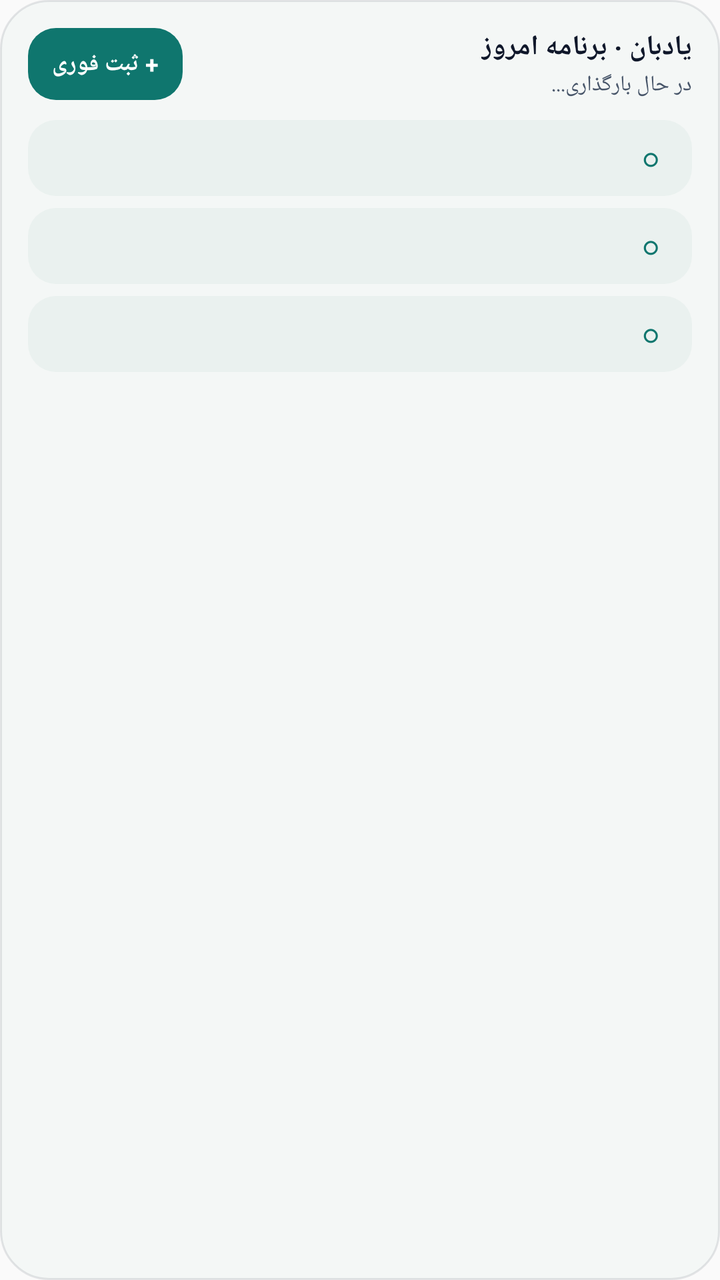
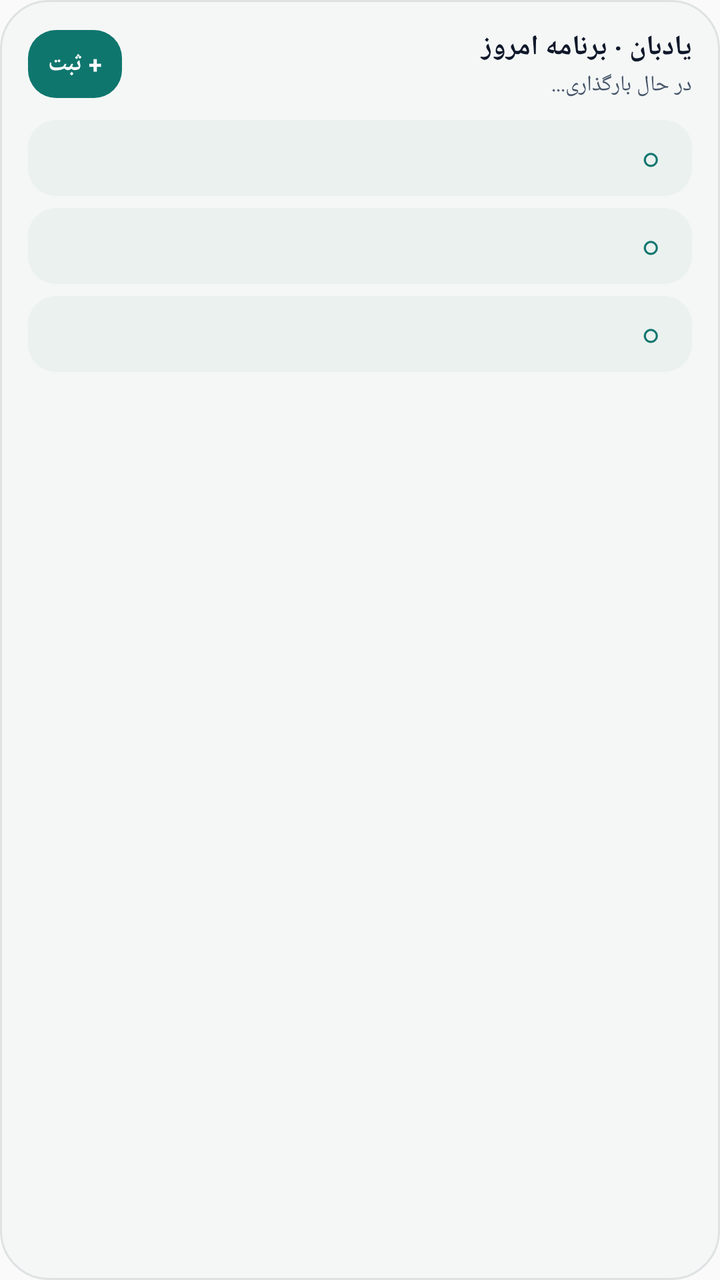

An Android layout rendered at two revisions. The XML below is the earlier revision; the diff shows what the commit changed to produce the second picture.
<!-- AndroidManifest.xml: application theme AppTheme -->
<!-- res/layout/widget_today.xml -->
<?xml version="1.0" encoding="utf-8"?>
<LinearLayout xmlns:android="http://schemas.android.com/apk/res/android"
    android:id="@+id/widget_today_root"
    android:layout_width="match_parent"
    android:layout_height="match_parent"
    android:background="@drawable/widget_bg_tonal"
    android:layoutDirection="rtl"
    android:orientation="vertical"
    android:padding="14dp">

    <LinearLayout
        android:layout_width="match_parent"
        android:layout_height="wrap_content"
        android:gravity="center_vertical"
        android:orientation="horizontal">

        <LinearLayout
            android:layout_width="0dp"
            android:layout_height="wrap_content"
            android:layout_weight="1"
            android:orientation="vertical">

            <TextView
                android:id="@+id/widget_today_title"
                android:layout_width="wrap_content"
                android:layout_height="wrap_content"
                android:text="یادبان · برنامه امروز"
                android:textColor="#0F172A"
                android:textSize="14sp"
                android:textStyle="bold" />

            <TextView
                android:id="@+id/widget_today_subtitle"
                android:layout_width="wrap_content"
                android:layout_height="wrap_content"
                android:layout_marginTop="2dp"
                android:ellipsize="end"
                android:maxLines="1"
                android:text="در حال بارگذاری..."
                android:textColor="#475569"
                android:textSize="11sp" />
        </LinearLayout>

        <TextView
            android:id="@+id/widget_today_add_btn"
            android:layout_width="wrap_content"
            android:layout_height="36dp"
            android:background="@drawable/widget_btn_accent"
            android:gravity="center"
            android:paddingLeft="12dp"
            android:paddingRight="12dp"
            android:text="+ ثبت فوری"
            android:textColor="#FFFFFF"
            android:textSize="12sp"
            android:textStyle="bold" />
    </LinearLayout>

    <LinearLayout
        android:id="@+id/widget_task_1"
        android:layout_width="match_parent"
        android:layout_height="wrap_content"
        android:layout_marginTop="10dp"
        android:background="@drawable/widget_row_bg"
        android:gravity="center_vertical"
        android:minHeight="38dp"
        android:orientation="horizontal"
        android:paddingLeft="10dp"
        android:paddingRight="10dp">

        <TextView
            android:id="@+id/widget_task_1_check"
            android:layout_width="22dp"
            android:layout_height="22dp"
            android:gravity="center"
            android:text="○"
            android:textColor="#0F766E"
            android:textSize="15sp"
            android:textStyle="bold" />

        <TextView
            android:id="@+id/widget_task_1_text"
            android:layout_width="0dp"
            android:layout_height="wrap_content"
            android:layout_marginStart="8dp"
            android:layout_weight="1"
            android:ellipsize="end"
            android:maxLines="1"
            android:textColor="#0F172A"
            android:textSize="12sp" />
    </LinearLayout>

    <LinearLayout
        android:id="@+id/widget_task_2"
        android:layout_width="match_parent"
        android:layout_height="wrap_content"
        android:layout_marginTop="6dp"
        android:background="@drawable/widget_row_bg"
        android:gravity="center_vertical"
        android:minHeight="38dp"
        android:orientation="horizontal"
        android:paddingLeft="10dp"
        android:paddingRight="10dp">

        <TextView
            android:id="@+id/widget_task_2_check"
            android:layout_width="22dp"
            android:layout_height="22dp"
            android:gravity="center"
            android:text="○"
            android:textColor="#0F766E"
            android:textSize="15sp"
            android:textStyle="bold" />

        <TextView
            android:id="@+id/widget_task_2_text"
            android:layout_width="0dp"
            android:layout_height="wrap_content"
            android:layout_marginStart="8dp"
            android:layout_weight="1"
            android:ellipsize="end"
            android:maxLines="1"
            android:textColor="#0F172A"
            android:textSize="12sp" />
    </LinearLayout>

    <LinearLayout
        android:id="@+id/widget_task_3"
        android:layout_width="match_parent"
        android:layout_height="wrap_content"
        android:layout_marginTop="6dp"
        android:background="@drawable/widget_row_bg"
        android:gravity="center_vertical"
        android:minHeight="38dp"
        android:orientation="horizontal"
        android:paddingLeft="10dp"
        android:paddingRight="10dp">

        <TextView
            android:id="@+id/widget_task_3_check"
            android:layout_width="22dp"
            android:layout_height="22dp"
            android:gravity="center"
            android:text="○"
            android:textColor="#0F766E"
            android:textSize="15sp"
            android:textStyle="bold" />

        <TextView
            android:id="@+id/widget_task_3_text"
            android:layout_width="0dp"
            android:layout_height="wrap_content"
            android:layout_marginStart="8dp"
            android:layout_weight="1"
            android:ellipsize="end"
            android:maxLines="1"
            android:textColor="#0F172A"
            android:textSize="12sp" />
    </LinearLayout>

    <TextView
        android:id="@+id/widget_today_empty"
        android:layout_width="match_parent"
        android:layout_height="wrap_content"
        android:layout_marginTop="14dp"
        android:gravity="center"
        android:text="برنامه‌ای برای امروز ثبت نشده است. برای افزودن + ثبت فوری را بزنید."
        android:textColor="#64748B"
        android:textSize="12sp"
        android:visibility="gone" />
</LinearLayout>
<!-- resources referenced by this layout -->
<resources>
  <!-- drawable widget_bg_tonal (drawable) -->
  <?xml version="1.0" encoding="utf-8"?>
  <shape xmlns:android="http://schemas.android.com/apk/res/android" android:shape="rectangle">
      <solid android:color="#F4F7F6" />
      <corners android:radius="24dp" />
      <stroke android:width="1dp" android:color="#1A0F172A" />
  </shape>
  <!-- drawable widget_btn_accent (drawable) -->
  <?xml version="1.0" encoding="utf-8"?>
  <shape xmlns:android="http://schemas.android.com/apk/res/android" android:shape="rectangle">
      <solid android:color="#0F766E" />
      <corners android:radius="14dp" />
  </shape>
  <!-- drawable widget_row_bg (drawable) -->
  <?xml version="1.0" encoding="utf-8"?>
  <shape xmlns:android="http://schemas.android.com/apk/res/android" android:shape="rectangle">
      <solid android:color="#EAF1EF" />
      <corners android:radius="14dp" />
  </shape>
  <style name="AppTheme" parent="Theme.AppCompat.Light.DarkActionBar">
          
          <item name="colorPrimary">@color/colorPrimary</item>
          <item name="colorPrimaryDark">@color/colorPrimaryDark</item>
          <item name="colorAccent">@color/colorAccent</item>
      </style>
</resources>

<!-- the commit's change to res/layout/widget_today.xml (unified diff, before → after) -->
@@ -22,8 +22,10 @@
 
             <TextView
                 android:id="@+id/widget_today_title"
-                android:layout_width="wrap_content"
+                android:layout_width="match_parent"
                 android:layout_height="wrap_content"
+                android:ellipsize="end"
+                android:maxLines="1"
                 android:text="یادبان · برنامه امروز"
                 android:textColor="#0F172A"
                 android:textSize="14sp"
@@ -31,7 +33,7 @@
 
             <TextView
                 android:id="@+id/widget_today_subtitle"
-                android:layout_width="wrap_content"
+                android:layout_width="match_parent"
                 android:layout_height="wrap_content"
                 android:layout_marginTop="2dp"
                 android:ellipsize="end"
@@ -44,12 +46,14 @@
         <TextView
             android:id="@+id/widget_today_add_btn"
             android:layout_width="wrap_content"
-            android:layout_height="36dp"
+            android:layout_height="34dp"
+            android:layout_marginStart="6dp"
             android:background="@drawable/widget_btn_accent"
             android:gravity="center"
-            android:paddingLeft="12dp"
-            android:paddingRight="12dp"
-            android:text="+ ثبت فوری"
+            android:maxLines="1"
+            android:paddingLeft="10dp"
+            android:paddingRight="10dp"
+            android:text="+ ثبت"
             android:textColor="#FFFFFF"
             android:textSize="12sp"
             android:textStyle="bold" />
